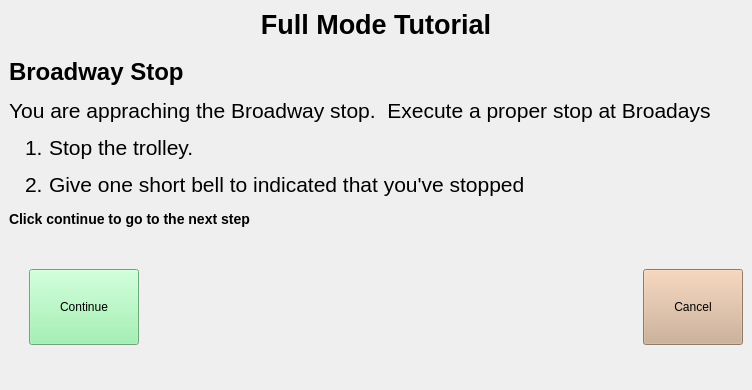
oualline/trolley.sim, file full.2.ui: the form before one commit.
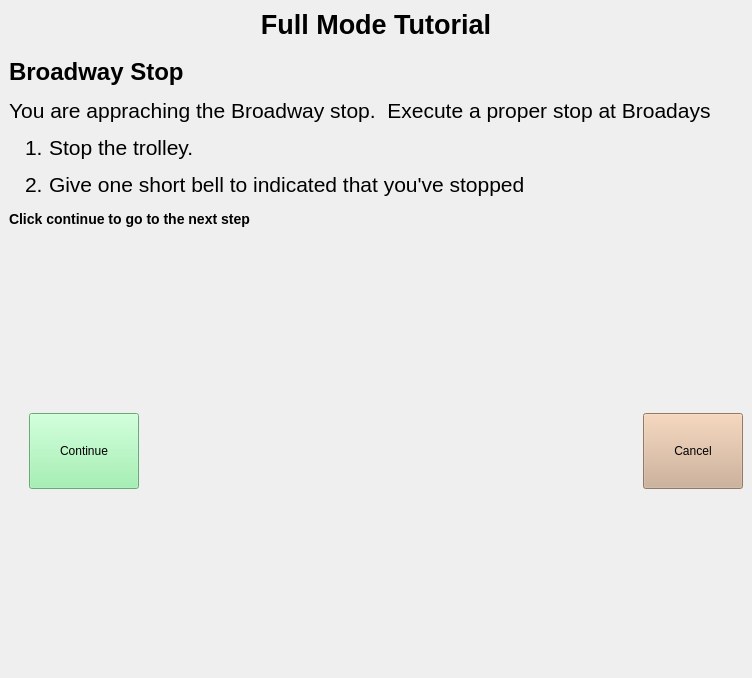
The form after the commit. Icons and pictures are not drawn.

Diff of the .ui file:
```diff
--- a/full.2.ui
+++ b/full.2.ui
@@ -10,7 +10,7 @@
     <x>0</x>
     <y>0</y>
     <width>752</width>
-    <height>390</height>
+    <height>678</height>
    </rect>
   </property>
   <property name="windowTitle">
```
Left out of the diff: 3 changed lines with no effect on the pictures.
